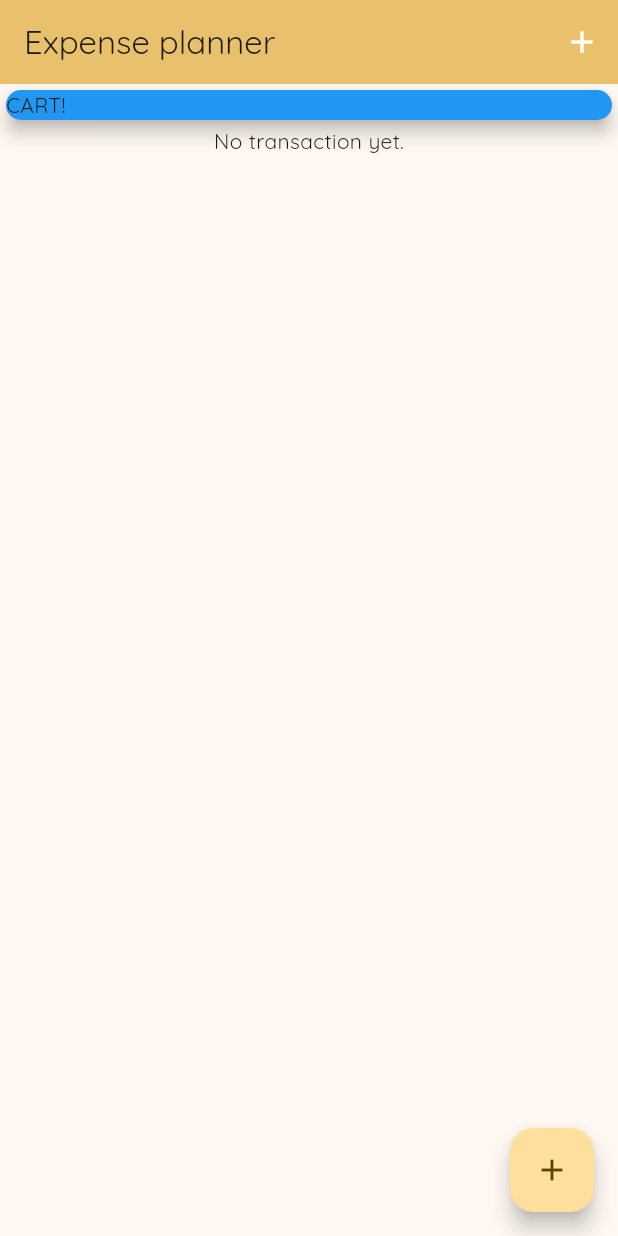
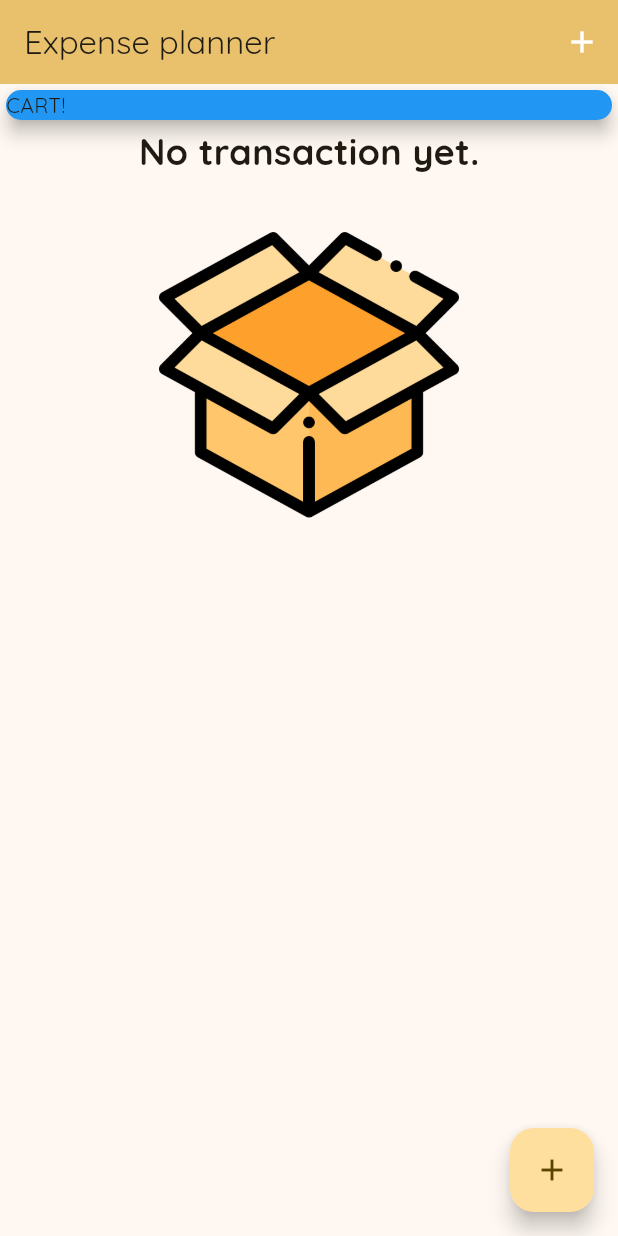
Before and after one commit to Tshobohwa/expense_planner, a Flutter app: the screen it shows after launch, on a phone screen of 412 x 824 dp. Run offline on Flutter 3.47's test engine with Material 3 defaults, Android fonts, the phone set to English and light mode, and no system bars.

```diff
--- a/lib/main.dart
+++ b/lib/main.dart
@@ -81,7 +81,19 @@ class _MyHomePageState extends State<MyHomePage> {
             child: SizedBox(width: double.infinity, child: Text("CART!")),
           ),
           (_userTransactions.isEmpty
-              ? const Center(child: Text("No transaction yet."))
+              ? Column(children: [
+                  const Text(
+                    "No transaction yet.",
+                    style: TextStyle(fontSize: 24, fontWeight: FontWeight.bold),
+                  ),
+                  const SizedBox(
+                    height: 32,
+                  ),
+                  Image.asset(
+                    'assets/images/box.png',
+                    width: 200,
+                  )
+                ])
               : TransactionList(transactions: _userTransactions))
         ],
       ),
```
